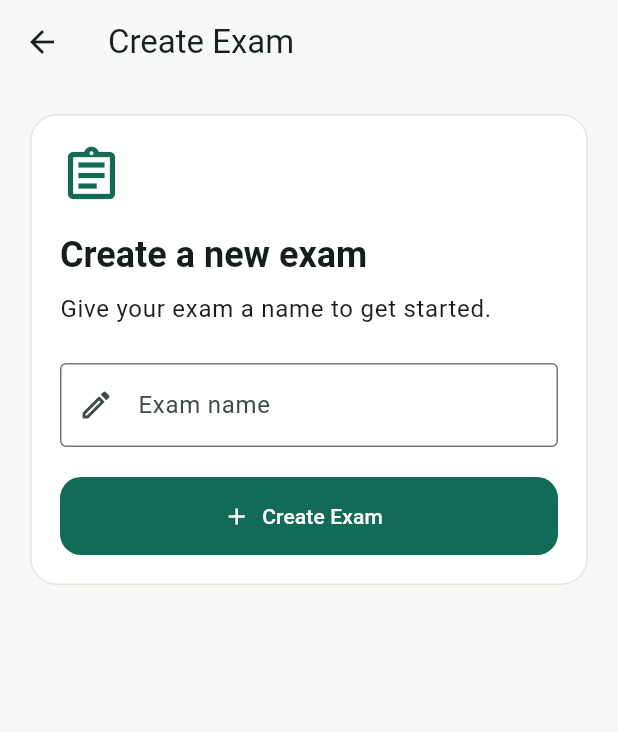
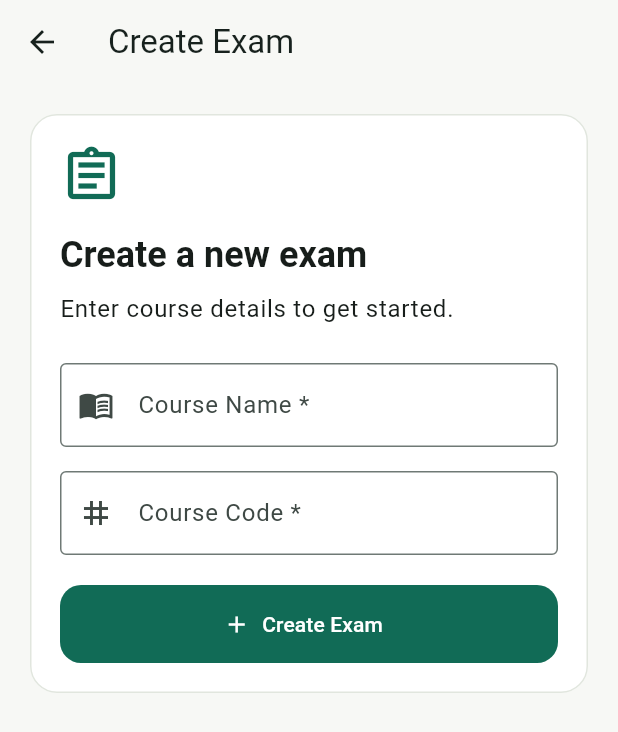
Before and after one commit to hello-anup/omr-application, a Flutter app: the CreateExamScreen screen opened directly, on a phone screen of 412 x 824 dp. Shown: the top 732 px of the screen. Run offline on Flutter 3.47's test engine with Material 3 defaults, Android fonts, the phone set to English and light mode, and no system bars; our stand-ins replace image_picker, pdf, printing, sqflite; accounts and stored records are empty; network calls fail.

Commit message:
add course name and code

```diff
--- a/mobile/lib/features/exam/create/create_exam_screen.dart
+++ b/mobile/lib/features/exam/create/create_exam_screen.dart
@@ -10,21 +10,31 @@ class CreateExamScreen extends StatefulWidget {
 }
 
 class _CreateExamScreenState extends State<CreateExamScreen> {
-  final _nameController = TextEditingController();
+  final _courseNameController = TextEditingController();
+  final _courseCodeController = TextEditingController();
   bool _isCreating = false;
 
   @override
   void dispose() {
-    _nameController.dispose();
+    _courseNameController.dispose();
+    _courseCodeController.dispose();
     super.dispose();
   }
 
   Future<void> _createExam() async {
-    final name = _nameController.text.trim();
+    final courseName = _courseNameController.text.trim();
+    final courseCode = _courseCodeController.text.trim();
 
-    if (name.isEmpty) {
+    if (courseName.isEmpty) {
       ScaffoldMessenger.of(context).showSnackBar(
-        const SnackBar(content: Text('Please enter an exam name.')),
+        const SnackBar(content: Text('Please enter a course name.')),
+      );
+      return;
+    }
+
+    if (courseCode.isEmpty) {
+      ScaffoldMessenger.of(context).showSnackBar(
+        const SnackBar(content: Text('Please enter a course code.')),
       );
       return;
     }
@@ -34,7 +44,10 @@ class _CreateExamScreenState extends State<CreateExamScreen> {
     });
 
     try {
-      await DatabaseService.instance.createExam(name: name);
+      await DatabaseService.instance.createExam(
+        courseName: courseName,
+        courseCode: courseCode,
+      );
 
       if (!mounted) return;
       Navigator.of(context).pop(true);
@@ -78,18 +91,30 @@ class _CreateExamScreenState extends State<CreateExamScreen> {
                     ),
                     const SizedBox(height: 8),
                     Text(
-                      'Give your exam a name to get started.',
+                      'Enter course details to get started.',
                       style: Theme.of(context).textTheme.bodyLarge,
                     ),
                     const SizedBox(height: 24),
                     TextField(
-                      controller: _nameController,
+                      controller: _courseNameController,
+                      textInputAction: TextInputAction.next,
+                      decoration: const InputDecoration(
+                        labelText: 'Course Name *',
+                        hintText: 'e.g. Physics / Data Structures',
+                        prefixIcon: Icon(Icons.menu_book_outlined),
+                        border: OutlineInputBorder(),
+                      ),
+                    ),
+                    const SizedBox(height: 16),
+                    TextField(
+                      controller: _courseCodeController,
                       textInputAction: TextInputAction.done,
+                      textCapitalization: TextCapitalization.characters,
                       onSubmitted: (_) => _createExam(),
                       decoration: const InputDecoration(
-                        labelText: 'Exam name',
-                        hintText: 'e.g. Physics Midterm',
-                        prefixIcon: Icon(Icons.edit_outlined),
+                        labelText: 'Course Code *',
+                        hintText: 'e.g. PHY-101 / CSE-2101',
+                        prefixIcon: Icon(Icons.tag_outlined),
                         border: OutlineInputBorder(),
                       ),
                     ),
--- a/mobile/lib/features/exam/results/exam_results_screen.dart
+++ b/mobile/lib/features/exam/results/exam_results_screen.dart
@@ -10,10 +10,14 @@ class ExamResultsScreen extends StatefulWidget {
     super.key,
     required this.examId,
     required this.examName,
+    this.courseName,
+    this.courseCode,
   });
 
   final int examId;
   final String examName;
+  final String? courseName;
+  final String? courseCode;
 
   @override
   State<ExamResultsScreen> createState() => _ExamResultsScreenState();
@@ -56,6 +60,8 @@ class _ExamResultsScreenState extends State<ExamResultsScreen> {
     try {
       final pdfBytes = await PdfExportService.instance.generateExamResultPdf(
         examName: widget.examName,
+        courseName: widget.courseName,
+        courseCode: widget.courseCode,
         evaluations: _evaluations,
       );
 
--- a/mobile/lib/models/exam.dart
+++ b/mobile/lib/models/exam.dart
@@ -1,20 +1,29 @@
 class Exam {
   const Exam({
     required this.id,
-    required this.name,
+    required this.courseName,
+    required this.courseCode,
+    String? name,
     required this.createdAt,
     required this.answerKey,
-  });
+  }) : name = name ?? (courseCode.isNotEmpty ? '$courseCode - $courseName' : courseName);
 
   final int? id;
+  final String courseName;
+  final String courseCode;
   final String name;
   final DateTime createdAt;
   final List<String> answerKey;
 
   factory Exam.fromMap(Map<String, Object?> map, List<String> answerKey) {
+    final cName = (map['course_name'] as String?) ?? (map['name'] as String? ?? '');
+    final cCode = (map['course_code'] as String?) ?? '';
+
     return Exam(
       id: map['id'] as int?,
-      name: map['name'] as String,
+      courseName: cName,
+      courseCode: cCode,
+      name: (map['name'] as String?) ?? (cCode.isNotEmpty ? '$cCode - $cName' : cName),
       createdAt: DateTime.parse(map['created_at'] as String),
       answerKey: answerKey,
     );
--- a/mobile/lib/services/database/database_service.dart
+++ b/mobile/lib/services/database/database_service.dart
@@ -22,11 +22,13 @@ class DatabaseService {
 
     return openDatabase(
       path,
-      version: 4,
+      version: 5,
       onCreate: (db, version) async {
         await db.execute('''
           CREATE TABLE exams (
             id INTEGER PRIMARY KEY AUTOINCREMENT,
+            course_name TEXT NOT NULL,
+            course_code TEXT NOT NULL,
             name TEXT NOT NULL,
             created_at TEXT NOT NULL
           )
@@ -106,15 +108,29 @@ class DatabaseService {
             )
           ''');
         }
+        if (oldVersion < 5) {
+          await db.execute('ALTER TABLE exams ADD COLUMN course_name TEXT');
+          await db.execute('ALTER TABLE exams ADD COLUMN course_code TEXT');
+          await db.execute(
+            "UPDATE exams SET course_name = name, course_code = '' WHERE course_name IS NULL",
+          );
+        }
       },
     );
   }
 
-  Future<int> createExam({required String name}) async {
+  Future<int> createExam({
+    required String courseName,
+    required String courseCode,
+    String? name,
+  }) async {
     final db = await database;
+    final fallbackName = name ?? (courseCode.isNotEmpty ? '$courseCode - $courseName' : courseName);
 
     return db.insert('exams', {
-      'name': name,
+      'course_name': courseName,
+      'course_code': courseCode,
+      'name': fallbackName,
       'created_at': DateTime.now().toIso8601String(),
     });
   }
--- a/mobile/lib/services/pdf_export_service.dart
+++ b/mobile/lib/services/pdf_export_service.dart
@@ -12,6 +12,8 @@ class PdfExportService {
 
   Future<Uint8List> generateExamResultPdf({
     required String examName,
+    String? courseName,
+    String? courseCode,
     required List<StudentEvaluation> evaluations,
   }) async {
     final pdf = pw.Document();
@@ -24,6 +26,17 @@ class PdfExportService {
     final averageScore = sortedEvaluations.isEmpty
         ? 0.0
         : sortedEvaluations.map((e) => e.score).reduce((a, b) => a + b) / totalStudents;
+
+    final String courseLabel;
+    if (courseName != null && courseName.isNotEmpty) {
+      if (courseCode != null && courseCode.isNotEmpty) {
+        courseLabel = 'Course: $courseName ($courseCode)';
+      } else {
+        courseLabel = 'Course: $courseName';
+      }
+    } else {
+      courseLabel = 'Course: $examName';
+    }
 
     pdf.addPage(
       pw.MultiPage(
@@ -42,7 +55,7 @@ class PdfExportService {
             ),
             pw.SizedBox(height: 4),
             pw.Text(
-              'Exam: $examName',
+              courseLabel,
               style: pw.TextStyle(
                 fontSize: 14,
                 fontWeight: pw.FontWeight.bold,
```
Also changed, not shown: mobile/lib/features/exam/details/exam_details_screen.dart (+37 -5 lines), mobile/lib/features/home/home_screen.dart (+58 -9 lines), 1 other file.
